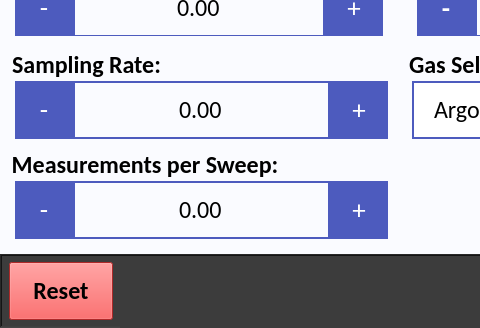
Before: the Qt Designer form src/user_interface/graphic_user_interface/experiment_setup.ui in CFigueroa90894/plasmetry, drawn with Qt 5; both pictures show x 0 to 480 and y 152 to 480 of the 800 by 480 pixel window.
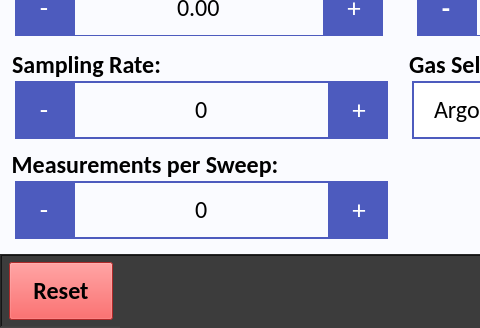
After: the same form once the commit is applied.

Commit message: eliminated decimal values for sampling rate and num of samples

```diff
--- a/src/user_interface/graphic_user_interface/experiment_setup.ui
+++ b/src/user_interface/graphic_user_interface/experiment_setup.ui
@@ -970,7 +970,7 @@
                     <bool>false</bool>
                    </property>
                    <property name="decimals">
-                    <number>2</number>
+                    <number>0</number>
                    </property>
                    <property name="minimum">
                     <double>-10000.000000000000000</double>
@@ -1111,7 +1111,7 @@
                     <bool>false</bool>
                    </property>
                    <property name="decimals">
-                    <number>2</number>
+                    <number>0</number>
                    </property>
                    <property name="minimum">
                     <double>-10000.000000000000000</double>
```
Left out of the diff: 20 changed lines with no effect on the pictures.
